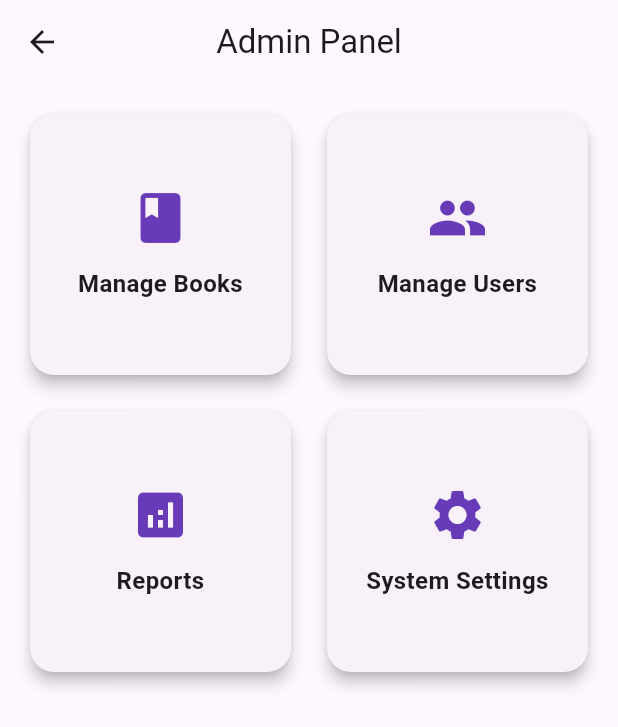
After one commit to Dior15/BookBasket, a Flutter app: the AdminPage screen opened directly, on a phone screen of 412 x 824 dp. The commit adds this screen. Shown: the top 727 px of the screen. Run offline on Flutter 3.47's test engine with Material 3 defaults, Android fonts, the phone set to English and light mode, and no system bars; our stand-ins replace shared_preferences; accounts and stored records are empty.

Commit message:
Finished Admin.dart file for the Skeleton code by Jugal Patel.

```diff
--- /dev/null
+++ b/lib/admin.dart
@@ -0,0 +1,73 @@
+import 'package:flutter/material.dart';
+
+class AdminPage extends StatelessWidget
+{
+  const AdminPage({super.key});
+
+  @override
+  Widget build(BuildContext context)
+  {
+    return Scaffold(
+      appBar: AppBar(
+        title: const Text("Admin Panel"),
+        centerTitle: true,
+      ),
+      body: Padding(
+        padding: const EdgeInsets.all(16),
+        child: GridView.count(
+          crossAxisCount: 2,
+          crossAxisSpacing: 16,
+          mainAxisSpacing: 16,
+          children: const[
+            AdminCard(icon: Icons.book, title: "Manage Books"),
+            AdminCard(icon: Icons.people, title: "Manage Users"),
+            AdminCard(icon: Icons.analytics, title: "Reports"),
+            AdminCard(icon: Icons.settings, title: "System Settings"),
+          ],
+        ),
+      ),
+    );
+  }
+}
+
+class AdminCard extends StatelessWidget
+{
+  final IconData icon;
+  final String title;
+
+  const AdminCard({
+    super.key,
+    required this.icon,
+    required this.title,
+  });
+
+  @override
+  Widget build(BuildContext context)
+  {
+    return Card(
+      elevation: 4,
+      shape: RoundedRectangleBorder(
+        borderRadius: BorderRadius.circular(16),
+      ),
+      child: InkWell(
+        borderRadius: BorderRadius.circular(16),
+        onTap:(/* Todo: Implement this on the next part*/) {},
+        child: Column(
+          mainAxisAlignment: MainAxisAlignment.center,
+          children: [
+            Icon(icon, size: 40, color: Colors.deepPurple),
+            const SizedBox(height: 12),
+            Text(
+              title,
+              style: const TextStyle(
+                fontSize: 16,
+                fontWeight: FontWeight.bold,
+              ),
+              textAlign: TextAlign.center,
+            ),
+          ],
+        ),
+      ),
+    );
+  }
+}
```
Also changed, not shown: analysis_options.yaml (line endings or trailing spaces), lib/basket.dart (line endings or trailing spaces), lib/catalog.dart (line endings or trailing spaces), lib/main.dart (line endings or trailing spaces), lib/preferences_page.dart (line endings or trailing spaces), lib/themes/theme_builder.dart (line endings or trailing spaces), lib/themes/theme_notifier.dart (line endings or trailing spaces), pubspec.yaml (line endings or trailing spaces), 56 other files.
